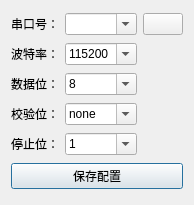
Above: scannerdialog.ui from eveningwyn/ICT_UR10 before the change. Below: the same form after it.
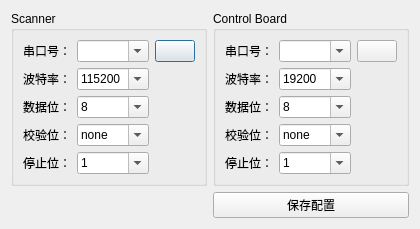
That is the form after the change. Icons and pictures are not drawn.

Commit message: 1. add debug mode 2. add control board function 3. complete ict communication function

```diff
--- a/scannerdialog.ui
+++ b/scannerdialog.ui
@@ -6,14 +6,14 @@
    <rect>
     <x>0</x>
     <y>0</y>
-    <width>193</width>
-    <height>205</height>
+    <width>378</width>
+    <height>208</height>
    </rect>
   </property>
   <property name="maximumSize">
    <size>
-    <width>193</width>
-    <height>250</height>
+    <width>380</width>
+    <height>210</height>
    </size>
   </property>
   <property name="windowTitle">
@@ -23,30 +23,53 @@
    <iconset resource="resource.qrc">
     <normaloff>:/res/scanner_barcode_32px.png</normaloff>:/res/scanner_barcode_32px.png</iconset>
   </property>
+  <layout class="QGridLayout" name="gridLayout_3">
+   <item row="0" column="0">
+    <widget class="QGroupBox" name="groupBox">
+     <property name="title">
+      <string>Scanner</string>
+     </property>
   <layout class="QGridLayout" name="gridLayout">
-   <item row="4" column="1">
-    <widget class="QComboBox" name="comboBoxStopBits">
+      <item row="0" column="0">
+       <widget class="QLabel" name="labelPortNum">
+        <property name="text">
+         <string>串口号：</string>
+        </property>
+       </widget>
+      </item>
+      <item row="0" column="1">
+       <widget class="QComboBox" name="comboBoxPortNum">
+        <property name="editable">
+         <bool>true</bool>
+        </property>
+       </widget>
+      </item>
+      <item row="1" column="0">
+       <widget class="QLabel" name="labelBaudRate">
+        <property name="text">
+         <string>波特率：</string>
+        </property>
+       </widget>
+      </item>
+      <item row="4" column="0">
+       <widget class="QLabel" name="labelStopBits">
+        <property name="text">
+         <string>停止位：</string>
+        </property>
+       </widget>
+      </item>
+      <item row="2" column="1">
+       <widget class="QComboBox" name="comboBoxDataBits">
      <property name="editable">
       <bool>true</bool>
      </property>
      <item>
       <property name="text">
-       <string>1</string>
+          <string>8</string>
       </property>
      </item>
     </widget>
    </item>
-   <item row="5" column="0" colspan="3">
-    <widget class="QPushButton" name="pushButtonSetting">
-     <property name="text">
-      <string>保存配置</string>
-     </property>
-     <property name="icon">
-      <iconset resource="resource.qrc">
-       <normaloff>:/res/config_configuration_32px.png</normaloff>:/res/config_configuration_32px.png</iconset>
-     </property>
-    </widget>
-   </item>
    <item row="3" column="0">
     <widget class="QLabel" name="labelParityBits">
      <property name="text">
@@ -61,6 +84,18 @@
      </property>
     </widget>
    </item>
+      <item row="4" column="1">
+       <widget class="QComboBox" name="comboBoxStopBits">
+        <property name="editable">
+         <bool>true</bool>
+        </property>
+        <item>
+         <property name="text">
+          <string>1</string>
+         </property>
+        </item>
+       </widget>
+      </item>
    <item row="1" column="1">
     <widget class="QComboBox" name="comboBoxBaudBits">
      <property name="editable">
@@ -73,25 +108,6 @@
      </item>
     </widget>
    </item>
-   <item row="1" column="0">
-    <widget class="QLabel" name="labelBaudRate">
-     <property name="text">
-      <string>波特率：</string>
-     </property>
-    </widget>
-   </item>
-   <item row="2" column="1">
-    <widget class="QComboBox" name="comboBoxDataBits">
-     <property name="editable">
-      <bool>true</bool>
-     </property>
-     <item>
-      <property name="text">
-       <string>8</string>
-      </property>
-     </item>
-    </widget>
-   </item>
    <item row="3" column="1">
     <widget class="QComboBox" name="comboBoxParityBits">
      <property name="editable">
@@ -104,13 +120,6 @@
      </item>
     </widget>
    </item>
-   <item row="0" column="1">
-    <widget class="QComboBox" name="comboBoxPortNum">
-     <property name="editable">
-      <bool>true</bool>
-     </property>
-    </widget>
-   </item>
    <item row="0" column="2">
     <widget class="QPushButton" name="pushButtonRefresh">
      <property name="text">
@@ -122,17 +131,127 @@
      </property>
     </widget>
    </item>
+     </layout>
+    </widget>
+   </item>
+   <item row="0" column="1">
+    <widget class="QGroupBox" name="groupBox_2">
+     <property name="title">
+      <string>Control Board</string>
+     </property>
+     <layout class="QGridLayout" name="gridLayout_2">
    <item row="0" column="0">
-    <widget class="QLabel" name="labelPortNum">
+       <widget class="QLabel" name="labelPortNum_Control">
      <property name="text">
       <string>串口号：</string>
      </property>
     </widget>
    </item>
+      <item row="0" column="1">
+       <widget class="QComboBox" name="comboBoxPortNum_Control">
+        <property name="editable">
+         <bool>true</bool>
+        </property>
+       </widget>
+      </item>
+      <item row="1" column="0">
+       <widget class="QLabel" name="labelBaudRate_Control">
+        <property name="text">
+         <string>波特率：</string>
+        </property>
+       </widget>
+      </item>
+      <item row="1" column="1">
+       <widget class="QComboBox" name="comboBoxBaudBits_Control">
+        <property name="editable">
+         <bool>true</bool>
+        </property>
+        <item>
+         <property name="text">
+          <string>19200</string>
+         </property>
+        </item>
+       </widget>
+      </item>
+      <item row="2" column="0">
+       <widget class="QLabel" name="labelDataBits_Control">
+        <property name="text">
+         <string>数据位：</string>
+        </property>
+       </widget>
+      </item>
+      <item row="2" column="1">
+       <widget class="QComboBox" name="comboBoxDataBits_Control">
+        <property name="editable">
+         <bool>true</bool>
+        </property>
+        <item>
+         <property name="text">
+          <string>8</string>
+         </property>
+        </item>
+       </widget>
+      </item>
+      <item row="3" column="0">
+       <widget class="QLabel" name="labelParityBits_Control">
+        <property name="text">
+         <string>校验位：</string>
+        </property>
+       </widget>
+      </item>
+      <item row="3" column="1">
+       <widget class="QComboBox" name="comboBoxParityBits_Control">
+        <property name="editable">
+         <bool>true</bool>
+        </property>
+        <item>
+         <property name="text">
+          <string>none</string>
+         </property>
+        </item>
+       </widget>
+      </item>
    <item row="4" column="0">
-    <widget class="QLabel" name="labelStopBits">
+       <widget class="QLabel" name="labelStopBits_Control">
      <property name="text">
       <string>停止位：</string>
+        </property>
+       </widget>
+      </item>
+      <item row="4" column="1">
+       <widget class="QComboBox" name="comboBoxStopBits_Control">
+        <property name="editable">
+         <bool>true</bool>
+        </property>
+        <item>
+         <property name="text">
+          <string>1</string>
+         </property>
+        </item>
+       </widget>
+      </item>
+      <item row="0" column="2">
+       <widget class="QPushButton" name="pushButtonRefresh_Control">
+        <property name="text">
+         <string/>
+        </property>
+        <property name="icon">
+         <iconset resource="resource.qrc">
+          <normaloff>:/res/gtk-refresh.png</normaloff>:/res/gtk-refresh.png</iconset>
+        </property>
+       </widget>
+      </item>
+     </layout>
+    </widget>
+   </item>
+   <item row="1" column="1">
+    <widget class="QPushButton" name="pushButtonSetting">
+     <property name="text">
+      <string>保存配置</string>
+     </property>
+     <property name="icon">
+      <iconset resource="resource.qrc">
+       <normaloff>:/res/config_configuration_32px.png</normaloff>:/res/config_configuration_32px.png</iconset>
      </property>
     </widget>
    </item>
```
Lines whose indentation alone changed are shown as unchanged. The commit also changes 14 other files.
